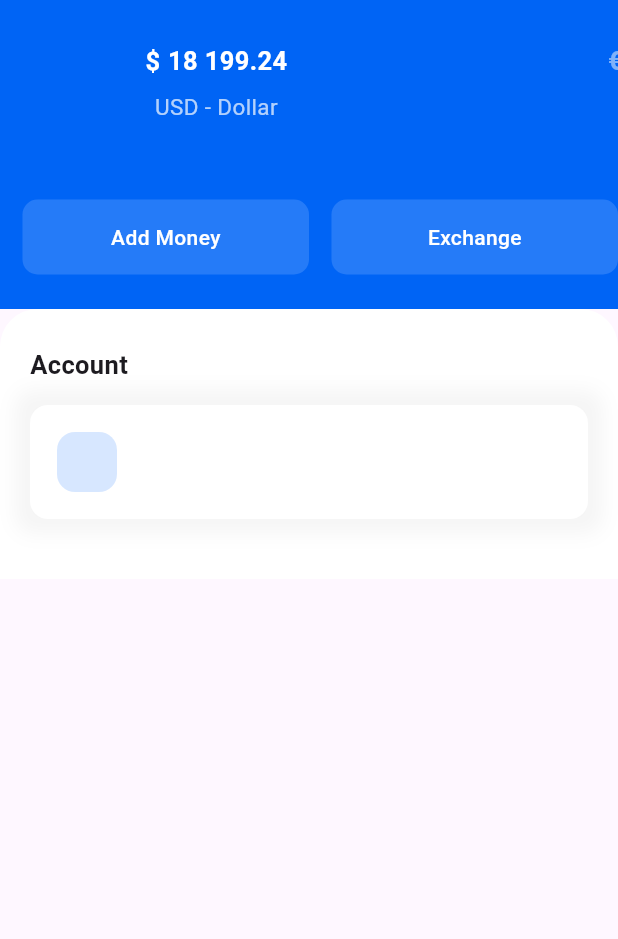
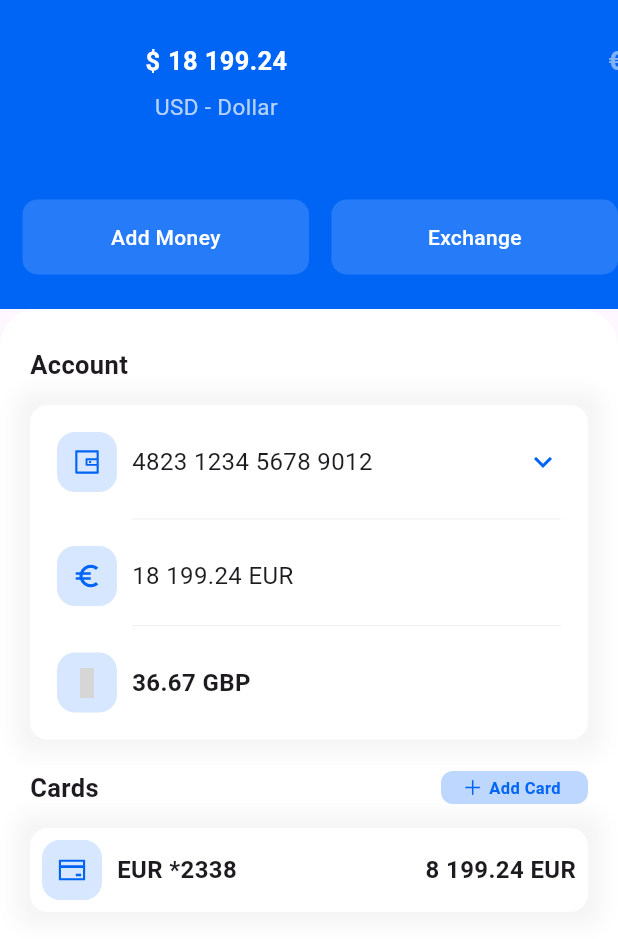
Before and after one commit to Mohamedko5/BankApp, a Flutter app: what getBody() shows on an empty page, opened directly, on a phone screen of 412 x 824 dp. Shown: the top 939 px of the screen. Run offline on Flutter 3.47's test engine with Material 3 defaults, Android fonts, the phone set to English and light mode, and no system bars; our stand-ins replace animated_bottom_navigation_bar, flutter_vector_icons; network calls fail; grey boxes are pictures that could not be loaded.

Commit message:
Initial commit

```diff
--- /dev/null
+++ b/lib/pages/card_page.dart
@@ -0,0 +1,32 @@
+import 'package:flutter/material.dart';
+
+class CardPage extends StatefulWidget {
+  const CardPage({super.key});
+
+  @override
+  State<CardPage> createState() => _CardPageState();
+}
+
+class _CardPageState extends State<CardPage> {
+  @override
+  Widget build(BuildContext context) {
+    return Scaffold(
+      appBar: AppBar(title: const Text('Card Page')),
+      body: Center(
+        child: Column(
+          mainAxisAlignment: MainAxisAlignment.center,
+          children: <Widget>[
+            const Text('This is the Card Page', style: TextStyle(fontSize: 24)),
+            SizedBox(height: 20),
+            ElevatedButton(
+              onPressed: () {
+                Navigator.pop(context);
+              },
+              child: const Text('Go Back'),
+            ),
+          ],
+        ),
+      ),
+    );
+  }
+}
--- a/lib/pages/dashboard_page.dart
+++ b/lib/pages/dashboard_page.dart
@@ -1,4 +1,6 @@
+// تأكد من الاستيراد الصحيح
 import 'package:bankapp/data_jons/balance_json.dart';
+import 'package:bankapp/pages/card_page.dart' show CardPage;
 import 'package:bankapp/theme/color.dart';
 import 'package:flutter/material.dart';
 import 'package:flutter_vector_icons/flutter_vector_icons.dart';
@@ -14,7 +16,7 @@ class _DashboardPageState extends State<DashboardPage> {
   @override
   Widget build(BuildContext context) {
     return Scaffold(
-      backgroundColor: primary, // Replace with primary if needed
+      backgroundColor: primary,
       appBar: PreferredSize(
         preferredSize: Size.fromHeight(60),
         child: getAppBar(),
@@ -27,7 +29,7 @@ class _DashboardPageState extends State<DashboardPage> {
 Widget getAppBar() {
   return AppBar(
     elevation: 0,
-    backgroundColor: primary, // Replace with primary if needed
+    backgroundColor: primary,
     leading: IconButton(
       onPressed: () {},
       icon: CircleAvatar(
@@ -160,7 +162,7 @@ Widget getBody(BuildContext context) {
               ),
             ),
           ],
-        ), //
+        ),
       ),
       Expanded(
         child: SingleChildScrollView(
@@ -180,7 +182,7 @@ Widget getBody(BuildContext context) {
                 right: 20,
                 bottom: 40,
               ),
-              child: getAccountSection(),
+              child: getAccountSection(context),
             ),
           ),
         ),
@@ -189,7 +191,7 @@ Widget getBody(BuildContext context) {
   );
 }
 
-Widget getAccountSection() {
+Widget getAccountSection(BuildContext context) {
   return Column(
     crossAxisAlignment: CrossAxisAlignment.start,
     children: [
@@ -208,7 +210,6 @@ Widget getAccountSection() {
               color: Colors.grey.withOpacity(0.1),
               spreadRadius: 10,
               blurRadius: 10,
-              // changes position of shadow
             ),
           ],
         ),
@@ -228,6 +229,77 @@ Widget getAccountSection() {
                           color: secondary.withOpacity(0.3),
                           borderRadius: BorderRadius.circular(12),
                         ),
+                        child: Icon(AntDesign.wallet, color: primary, size: 20),
+                      ),
+                      SizedBox(width: 10),
+                      Text(
+                        '4823 1234 5678 9012',
+                        style: TextStyle(fontSize: 16),
+                      ),
+                    ],
+                  ),
+                  Icon(Icons.keyboard_arrow_down, color: primary),
+                ],
+              ),
+              SizedBox(height: 10),
+              Padding(
+                padding: const EdgeInsets.only(left: 50),
+                child: Divider(thickness: 0.2),
+              ),
+              SizedBox(height: 10),
+              Row(
+                children: [
+                  Row(
+                    children: [
+                      Container(
+                        width: 40,
+                        height: 40,
+                        decoration: BoxDecoration(
+                          color: secondary.withOpacity(0.3),
+                          borderRadius: BorderRadius.circular(12),
+                        ),
+                        child: Icon(
+                          MaterialIcons.euro_symbol,
+                          color: primary,
+                          size: 20,
+                        ),
+                      ),
+                      SizedBox(width: 10),
+                      Text('18 199.24 EUR', style: TextStyle(fontSize: 16)),
+                    ],
+                  ),
+                ],
+              ),
+              SizedBox(height: 5),
+              Padding(
+                padding: const EdgeInsets.only(left: 50),
+                child: Divider(thickness: 0.2),
+              ),
+              SizedBox(height: 10),
+              Row(
+                children: [
+                  Row(
+                    children: [
+                      Container(
+                        width: 40,
+                        height: 40,
+                        decoration: BoxDecoration(
+                          color: secondary.withOpacity(0.3),
+                          borderRadius: BorderRadius.circular(12),
+                        ),
+                        child: Icon(
+                          MaterialCommunityIcons.currency_gbp,
+                          color: primary,
+                          size: 20,
+                        ),
+                      ),
+                      SizedBox(width: 10),
+                      Text(
+                        '36.67 GBP',
+                        style: TextStyle(
+                          fontSize: 16,
+                          fontWeight: FontWeight.w600,
+                        ),
                       ),
                     ],
                   ),
@@ -237,6 +309,106 @@ Widget getAccountSection() {
           ),
         ),
       ),
+      SizedBox(height: 20),
+      Row(
+        mainAxisAlignment: MainAxisAlignment.spaceBetween,
+        children: [
+          Text(
+            'Cards',
+            style: TextStyle(fontSize: 17, fontWeight: FontWeight.bold),
+          ),
+          Container(
+            width: 98,
+            height: 22,
+            decoration: BoxDecoration(
+              color: secondary.withOpacity(0.5),
+              borderRadius: BorderRadius.circular(8),
+            ),
+            child: Row(
+              mainAxisAlignment: MainAxisAlignment.center,
+              children: [
+                Icon(Ionicons.ios_add, color: primary, size: 16),
+                Text(
+                  ' Add Card',
+                  style: TextStyle(
+                    fontSize: 11,
+                    color: primary,
+                    fontWeight: FontWeight.w600,
+                  ),
+                ),
+                SizedBox(width: 5),
+              ],
+            ),
+          ),
+        ],
+      ),
+      SizedBox(height: 15),
+      GestureDetector(
+        onTap: () {
+          Navigator.push(
+            context,
+            MaterialPageRoute(builder: (_) => CardPage()),
+          );
+        },
+        child: Container(
+          width: double.infinity,
+          decoration: BoxDecoration(
+            color: white,
+            borderRadius: BorderRadius.circular(12),
+            boxShadow: [
+              BoxShadow(
+                color: Colors.grey.withOpacity(0.1),
+                spreadRadius: 10,
+                blurRadius: 10,
+              ),
+            ],
+          ),
+          child: Padding(
+            padding: const EdgeInsets.all(8.0),
+            child: Column(
+              children: [
+                Row(
+                  mainAxisAlignment: MainAxisAlignment.spaceBetween,
+                  children: [
+                    Row(
+                      children: [
+                        Container(
+                          width: 40,
+                          height: 40,
+                          decoration: BoxDecoration(
+                            color: secondary.withOpacity(0.3),
+                            borderRadius: BorderRadius.circular(12),
+                          ),
+                          child: Icon(
+                            AntDesign.creditcard,
+                            color: primary,
+                            size: 20,
+                          ),
+                        ),
+                        SizedBox(width: 10),
+                        Text(
+                          'EUR *2338',
+                          style: TextStyle(
+                            fontSize: 16,
+                            fontWeight: FontWeight.w600,
+                          ),
+                        ),
+                      ],
+                    ),
+                    Text(
+                      '8 199.24 EUR',
+                      style: TextStyle(
+                        fontSize: 16,
+                        fontWeight: FontWeight.w600,
+                      ),
+                    ),
+                  ],
+                ),
+              ],
+            ),
+          ),
+        ),
+      ),
     ],
   );
 }
```
